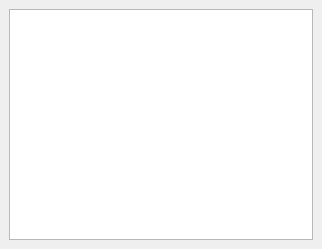
This is autoscoper/src/ui/ui-files/VolumeDockWidget.ui in BrownBiomechanics/Autoscoper as Qt 5 draws it before an edit. The edited form follows.
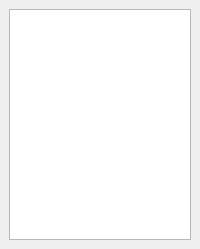
This is the edited form.

Commit message: Modified the size of windows to handle a laptop screen size. Also, updated some PSO parameters.

The edit to the form file:
```diff
--- a/autoscoper/src/ui/ui-files/VolumeDockWidget.ui
+++ b/autoscoper/src/ui/ui-files/VolumeDockWidget.ui
@@ -6,14 +6,14 @@
    <rect>
     <x>0</x>
     <y>0</y>
-    <width>322</width>
+    <width>200</width>
     <height>249</height>
    </rect>
   </property>
   <property name="minimumSize">
    <size>
-    <width>318</width>
-    <height>190</height>
+    <width>200</width>
+    <height>193</height>
    </size>
   </property>
   <property name="windowTitle">
@@ -30,7 +30,7 @@
      <widget class="QListWidget" name="listWidget">
       <property name="minimumSize">
        <size>
-        <width>300</width>
+        <width>180</width>
         <height>150</height>
        </size>
       </property>
```
The commit also changes 4 other files.
